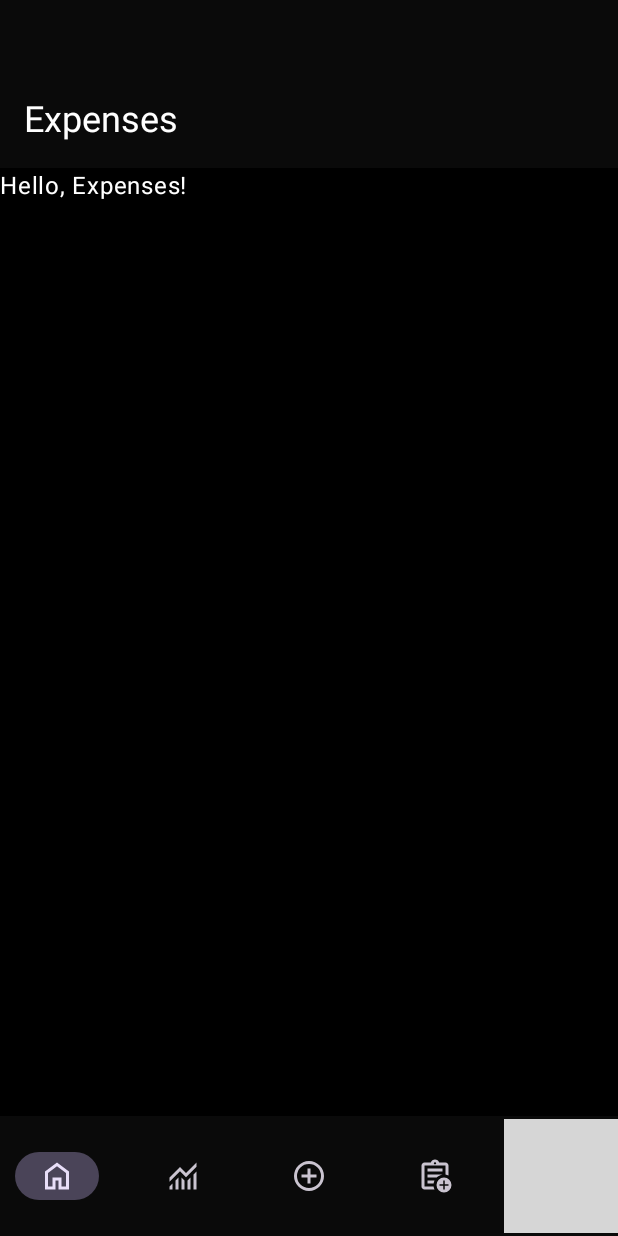
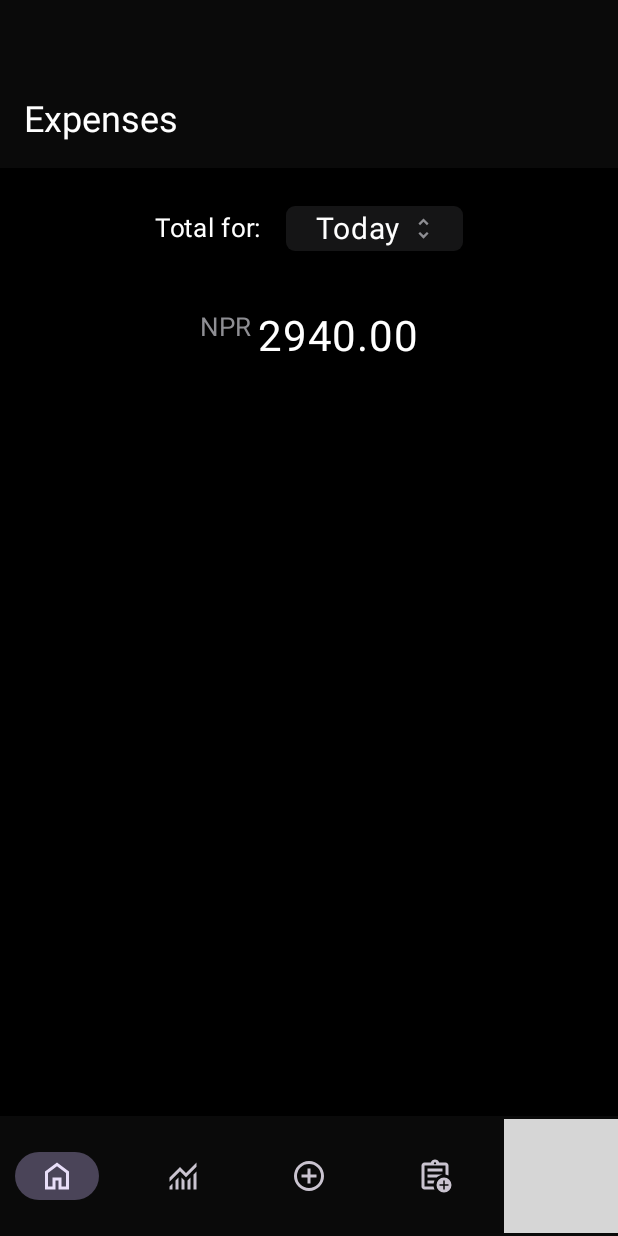
Before and after one commit to adshrs/MoneyManager, an Android app built with Jetpack Compose: the screen it shows after launch (MainActivity), on a phone screen of 412 x 824 dp. Run offline under Robolectric (Android 15) with nearby library versions, the phone set to English and light mode, and no system bars; grey boxes are pictures that could not be loaded.

Commit message:
Expenses Screen Progress + Custom DropdownButton component + Expenses View model

```diff
--- a/app/src/main/java/com/example/moneymanager/MainActivity.kt
+++ b/app/src/main/java/com/example/moneymanager/MainActivity.kt
@@ -53,7 +53,7 @@ class MainActivity : ComponentActivity() {
 				val backStackEntry by navController.currentBackStackEntryAsState()
 				var showBottomBar by rememberSaveable { mutableStateOf(true) }
 
-				showBottomBar = when (backStackEntry?.destination?.route) {
+				showBottomBar =  when (backStackEntry?.destination?.route) {
 					"menu/categories" -> false
 					else -> true
 				}
--- /dev/null
+++ b/app/src/main/java/com/example/moneymanager/components/DropdownButton.kt
@@ -0,0 +1,55 @@
+package com.example.moneymanager.components
+
+import android.content.res.Configuration
+import androidx.compose.foundation.layout.Row
+import androidx.compose.foundation.layout.padding
+import androidx.compose.foundation.shape.RoundedCornerShape
+import androidx.compose.material3.Icon
+import androidx.compose.material3.Surface
+import androidx.compose.material3.Text
+import androidx.compose.runtime.Composable
+import androidx.compose.ui.Alignment
+import androidx.compose.ui.Modifier
+import androidx.compose.ui.res.painterResource
+import androidx.compose.ui.tooling.preview.Preview
+import androidx.compose.ui.unit.dp
+import com.example.moneymanager.R
+import com.example.moneymanager.ui.theme.FillTertiary
+import com.example.moneymanager.ui.theme.MoneyManagerTheme
+import com.example.moneymanager.ui.theme.TextSecondary
+import com.example.moneymanager.ui.theme.Typography
+
+@Composable
+fun DropdownButton(
+	modifier: Modifier = Modifier,
+	label: String = "",
+	onClick: () -> Unit
+) {
+	Surface(
+		shape = RoundedCornerShape(6.dp),
+		color = FillTertiary,
+		modifier = modifier,
+		onClick = onClick
+	) {
+		Row(
+			modifier = Modifier.padding(start = 20.dp, end = 17.dp, top = 3.dp, bottom = 3.dp),
+			verticalAlignment = Alignment.CenterVertically
+		) {
+			Text(text = label, style = Typography.titleSmall)
+			Icon(
+				painterResource(id = R.drawable.icon_unfold_more),
+				contentDescription = "Open picker",
+				modifier = Modifier.padding(start = 6.dp),
+				tint = TextSecondary
+			)
+		}
+	}
+}
+
+@Preview(uiMode = Configuration.UI_MODE_NIGHT_YES, showBackground = true)
+@Composable
+fun DropdownButtonPreview() {
+	MoneyManagerTheme {
+		DropdownButton(label = "This week", onClick = {})
+	}
+}
--- a/app/src/main/java/com/example/moneymanager/models/Recurrence.kt
+++ b/app/src/main/java/com/example/moneymanager/models/Recurrence.kt
@@ -2,8 +2,8 @@ package com.example.moneymanager.models
 
 sealed class Recurrence(val name: String, val target: String) {
 	data object None: Recurrence("None", "None")
-	data object Daily: Recurrence("Daily", "Day")
-	data object Weekly: Recurrence("Weekly", "Week")
-	data object Monthly: Recurrence("Monthly", "Month")
-	data object Yearly: Recurrence("Yearly", "Year")
+	data object Daily: Recurrence("Daily", "Today")
+	data object Weekly: Recurrence("Weekly", "This week")
+	data object Monthly: Recurrence("Monthly", "This month")
+	data object Yearly: Recurrence("Yearly", "This year")
 }
--- a/app/src/main/java/com/example/moneymanager/pages/Add.kt
+++ b/app/src/main/java/com/example/moneymanager/pages/Add.kt
@@ -58,6 +58,7 @@ import com.marosseleng.compose.material3.datetimepickers.date.ui.dialog.DatePick
 @Composable
 fun Add(navController: NavController, addViewModel: AddViewModel = viewModel()) {
 	val state by addViewModel.uiState.collectAsState()
+
 	val recurrences = listOf(
 		Recurrence.None,
 		Recurrence.Daily,
--- a/app/src/main/java/com/example/moneymanager/pages/Expenses.kt
+++ b/app/src/main/java/com/example/moneymanager/pages/Expenses.kt
@@ -1,20 +1,56 @@
 package com.example.moneymanager.pages
 
 import androidx.compose.foundation.layout.Column
+import androidx.compose.foundation.layout.Row
+import androidx.compose.foundation.layout.fillMaxWidth
 import androidx.compose.foundation.layout.padding
+import androidx.compose.material3.DropdownMenu
+import androidx.compose.material3.DropdownMenuItem
 import androidx.compose.material3.ExperimentalMaterial3Api
 import androidx.compose.material3.MediumTopAppBar
 import androidx.compose.material3.Scaffold
 import androidx.compose.material3.Text
 import androidx.compose.material3.TopAppBarDefaults
 import androidx.compose.runtime.Composable
+import androidx.compose.runtime.collectAsState
+import androidx.compose.runtime.getValue
+import androidx.compose.runtime.mutableStateOf
+import androidx.compose.runtime.remember
+import androidx.compose.runtime.setValue
+import androidx.compose.ui.Alignment
 import androidx.compose.ui.Modifier
+import androidx.compose.ui.tooling.preview.Preview
+import androidx.compose.ui.unit.dp
+import androidx.lifecycle.viewmodel.compose.viewModel
 import androidx.navigation.NavController
+import androidx.navigation.compose.rememberNavController
+import com.example.moneymanager.components.DropdownButton
+import com.example.moneymanager.models.Recurrence
+import com.example.moneymanager.ui.theme.MoneyManagerTheme
+import com.example.moneymanager.ui.theme.TextSecondary
 import com.example.moneymanager.ui.theme.TopAppBarBackground
+import com.example.moneymanager.ui.theme.Typography
+import com.example.moneymanager.viewmodels.ExpensesViewModel
 
 @OptIn(ExperimentalMaterial3Api::class)
 @Composable
-fun Expenses(navController: NavController) {
+fun Expenses(
+	navController: NavController,
+	expensesViewModel: ExpensesViewModel = viewModel()
+) {
+	val state by expensesViewModel.uiState.collectAsState()
+
+	val recurrences = listOf(
+		Recurrence.Daily,
+		Recurrence.Weekly,
+		Recurrence.Monthly,
+		Recurrence.Yearly
+	)
+
+	var recurrenceMenuOpened by remember {
+		mutableStateOf(false)
+	}
+
 	Scaffold(
 		topBar = {
 			MediumTopAppBar(
@@ -25,9 +61,60 @@ fun Expenses(navController: NavController) {
 			)
 		},
 		content = { innerPadding ->
-			Column(modifier = Modifier.padding(innerPadding)) {
-				Text(text = "Hello, Expenses!")
+			Column(
+				modifier = Modifier
+					.fillMaxWidth()
+					.padding(innerPadding)
+					.padding(16.dp),
+				horizontalAlignment = Alignment.CenterHorizontally
+			) {
+				Row(verticalAlignment = Alignment.CenterVertically) {
+					Text(
+						text = "Total for:",
+						style = Typography.bodyMedium
+					)
+					DropdownButton(
+						label = state.recurrence.target,
+						onClick = { recurrenceMenuOpened = !recurrenceMenuOpened },
+						modifier = Modifier.padding(start = 16.dp )
+					)
+					DropdownMenu(
+						expanded = recurrenceMenuOpened,
+						onDismissRequest = { recurrenceMenuOpened = false },
+						modifier = Modifier
+					) {
+						recurrences.forEach { recurrence ->
+							DropdownMenuItem(
+								text = { Text(text = recurrence.target) },
+								onClick = {
+									expensesViewModel.setRecurrence(recurrence)
+									recurrenceMenuOpened = false
+								}
+							)
+						}
+					}
+				}
+				Row(modifier = Modifier.padding(vertical = 32.dp)) {
+					Text(
+						text = "NPR",
+						style = Typography.bodyMedium,
+						color = TextSecondary,
+						modifier = Modifier.padding(end = 4.dp)
+					)
+					Text(
+						text = "2940.00",
+						style = Typography.titleLarge
+					)
+				}
 			}
 		}
 	)
 }
+
+@Preview
+@Composable
+fun ExpensesPreview() {
+	MoneyManagerTheme {
+		Expenses(navController = rememberNavController())
+	}
+}
--- a/app/src/main/java/com/example/moneymanager/ui/theme/Color.kt
+++ b/app/src/main/java/com/example/moneymanager/ui/theme/Color.kt
@@ -12,3 +12,4 @@ val BackgroundElevated = Color(0xFF1C1C1E)
 val TextSecondary = Color(0xFF8E8E93)
 val DividerColor = Color(0x20787880)
 val TopAppBarBackground = Color(0x5E1D1D1D)
+val FillTertiary = Color(0x18D8D8E9)
--- /dev/null
+++ b/app/src/main/java/com/example/moneymanager/viewmodels/ExpensesViewModel.kt
@@ -0,0 +1,25 @@
+package com.example.moneymanager.viewmodels
+
+import androidx.lifecycle.ViewModel
+import com.example.moneymanager.models.Recurrence
+import kotlinx.coroutines.flow.MutableStateFlow
+import kotlinx.coroutines.flow.StateFlow
+import kotlinx.coroutines.flow.asStateFlow
+import kotlinx.coroutines.flow.update
+
+data class ExpensesScreenState(
+	val recurrence: Recurrence = Recurrence.Daily
+)
+
+class ExpensesViewModel: ViewModel() {
+	private val _uiState = MutableStateFlow(ExpensesScreenState())
+	val uiState: StateFlow<ExpensesScreenState> = _uiState.asStateFlow()
+
+	fun setRecurrence(recurrence: Recurrence) {
+		_uiState.update {
+			it.copy(
+				recurrence = recurrence
+			)
+		}
+	}
+}
--- /dev/null
+++ b/app/src/main/res/drawable/icon_unfold_more.xml
@@ -0,0 +1,9 @@
+<vector xmlns:android="http://schemas.android.com/apk/res/android"
+    android:width="18dp"
+    android:height="18dp"
+    android:viewportWidth="960"
+    android:viewportHeight="960">
+  <path
+      android:fillColor="#FF000000"
+      android:pathData="M480,840 L300,660l58,-58 122,122 122,-122 58,58 -180,180ZM358,362l-58,-58 180,-180 180,180 -58,58 -122,-122 -122,122Z"/>
+</vector>
```
